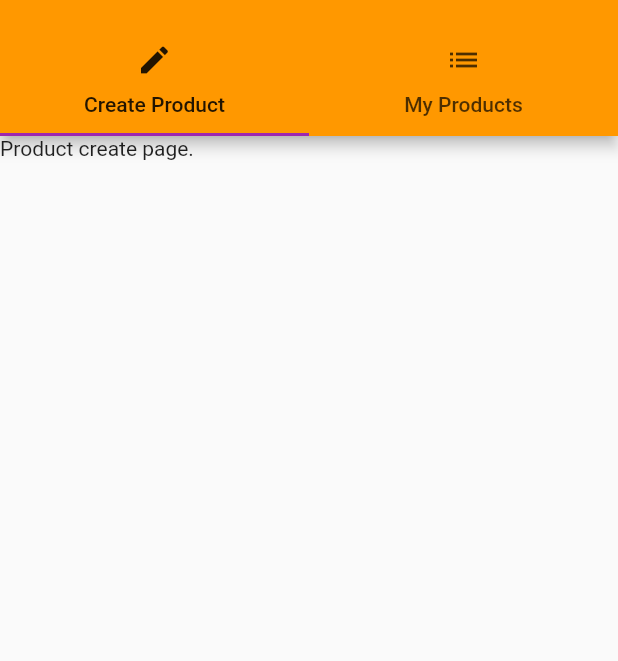
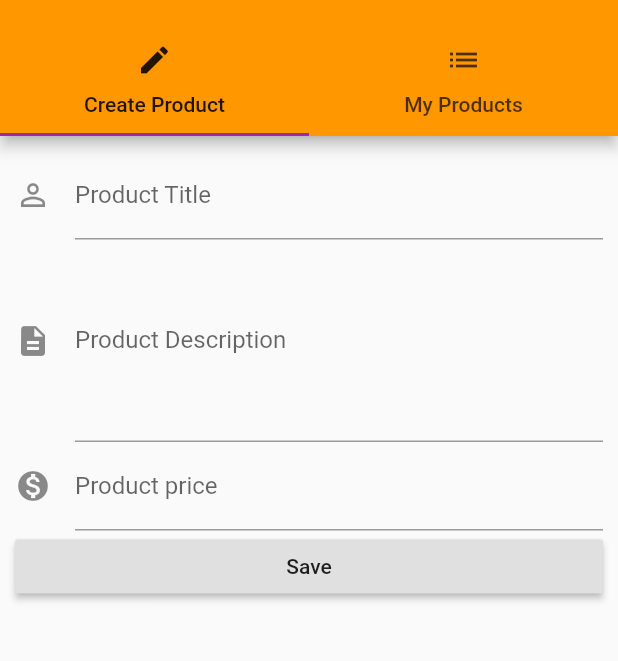
Before and after one commit to felipefschwade/cursoFlutterUdemy, a Flutter app: the AdminPage screen opened by its route, on a phone screen of 412 x 824 dp, the part 59-720 px from its top. Run offline on Flutter 3.47's test engine with Material 2 defaults, Android fonts, the phone set to English and light mode, and no system bars.

Commit message:
Creating unknown router handler. Learning to create modals and alerts. Creating the first product form.

```diff
--- a/lib/main.dart
+++ b/lib/main.dart
@@ -56,6 +56,9 @@ class _AppState extends State<App> {
         }
         return null;
       },
+      onUnknownRoute: (RouteSettings settings) {
+        return MaterialPageRoute(builder: (BuildContext context) => ProductsPage(_products, _addProduct, _deleteProduct));
+      },
     );
   }
 }
--- a/lib/pages/product_create.dart
+++ b/lib/pages/product_create.dart
@@ -1,11 +1,71 @@
 import 'package:flutter/material.dart';
 
-class ProductCreatePage extends StatelessWidget {
+class ProductCreatePage extends StatefulWidget {
+
+  @override
+  State<StatefulWidget> createState() {
+    // TODO: implement createState
+    return _ProductCreateState();
+  }
+
+}
+
+class _ProductCreateState extends State<ProductCreatePage> {
+  String _text = "";
+  String _description = "";
+  double _price = 0.0;
+
   @override
   Widget build(BuildContext context) {
     return Container(
-      child: Text('Product create page.'),
+      margin: EdgeInsets.all(10.0),
+      child: ListView(
+      children: <Widget>[
+        TextField(
+          decoration: InputDecoration(
+            labelText: 'Product Title',
+            icon: Icon(Icons.perm_identity),
+          ),
+          autocorrect: true,
+          onChanged: (String value) {
+            setState(() {
+              _text = value;
+            });
+          },
+        ),
+        TextField(
+          decoration: InputDecoration(
+            labelText: 'Product Description',
+            icon: Icon(Icons.description),
+          ),
+          autocorrect: true,
+          maxLines: 5,
+          onChanged: (String value) {
+            setState(() {
+              _description = value;
+            });
+          },
+        ),
+        TextField(
+          decoration: InputDecoration(
+            labelText: 'Product price',
+            icon: Icon(Icons.monetization_on),
+          ),
+          autocorrect: true,
+          keyboardType: TextInputType.number,
+          onChanged: (String value) {
+            setState(() {
+              _price = double.parse(value);
+            });
+          },
+        ),
+        RaisedButton(
+          child: Text('Save'),
+          onPressed: () {
+
+          },
+        )
+      ]),
     );
   }
-
 }
```
Also changed, not shown: lib/pages/product.dart (+20 -1 lines).
